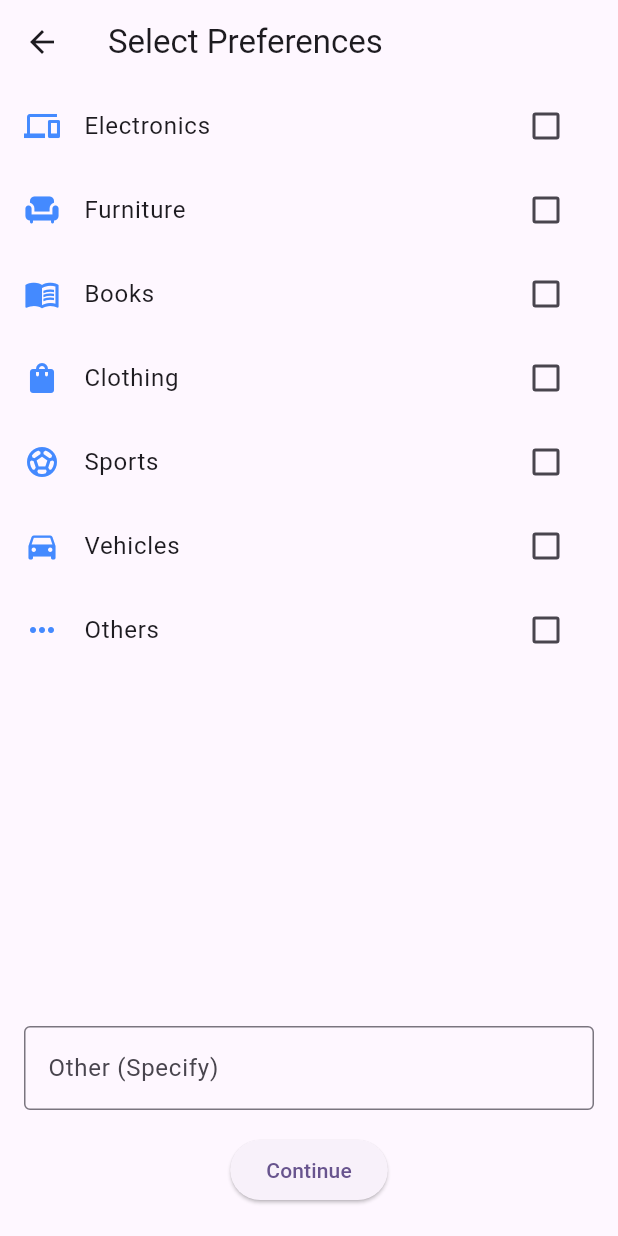
After one commit to NaitikPatel-325/Xchange, a Flutter app: the PreferencesScreen screen opened by its route, on a phone screen of 412 x 824 dp. The commit adds this screen. Run offline on Flutter 3.47's test engine with Material 3 defaults, Android fonts, the phone set to English and light mode, and no system bars; our stand-ins replace cached_network_image, carousel_slider, email_validator, firebase_auth, firebase_core, firebase_database and 5 more; accounts and stored records are empty.

Commit message:
preference screen added

```diff
--- a/client/lib/core/routes/app_routes.dart
+++ b/client/lib/core/routes/app_routes.dart
@@ -5,20 +5,23 @@ import 'package:xchange/presentation/signin/sign_in.dart';
 import 'package:xchange/presentation/signup/sign_up.dart';
 import 'package:xchange/presentation/splash/splash_screen.dart';
 
+
 import '../../presentation/barter/barter_list.dart';
 import '../../presentation/chat/chat_list.dart';
+import '../../presentation/preferences/preferences.dart';
 import '../../presentation/wallet/wallet_screen.dart';
 
-class AppRoutes{
-  static List<GetPage> routes(){
+class AppRoutes {
+  static List<GetPage> routes() {
     return [
-      GetPage(name: Routes.splashScreen, page: ()=>const SplashScreen()),
-      GetPage(name: Routes.signUpScreen, page: ()=>const SignUp()),
-      GetPage(name: Routes.signInScreen, page: ()=>const SignIn()),
-      GetPage(name: Routes.homePage, page: ()=> HomePage()),
-      GetPage(name: Routes.barterListScreen, page: ()=> BarterListScreen()),
-      GetPage(name: Routes.walletScreen, page: ()=>const WalletScreen()),
-      GetPage(name: Routes.chatListScreen, page: ()=> ChatListScreen()),
+      GetPage(name: Routes.splashScreen, page: () => const SplashScreen()),
+      GetPage(name: Routes.signUpScreen, page: () => const SignUp()),
+      GetPage(name: Routes.signInScreen, page: () => const SignIn()),
+      GetPage(name: Routes.homePage, page: () => HomePage()),
+      GetPage(name: Routes.barterListScreen, page: () => BarterListScreen()),
+      GetPage(name: Routes.walletScreen, page: () => const WalletScreen()),
+      GetPage(name: Routes.chatListScreen, page: () => ChatListScreen()),
+      GetPage(name: Routes.preferencesScreen, page: () => PreferencesScreen()), // Added Preferences Route
     ];
   }
 }
--- a/client/lib/core/routes/routes.dart
+++ b/client/lib/core/routes/routes.dart
@@ -1,9 +1,10 @@
-class Routes{
-  static const splashScreen='/';
-  static const signUpScreen='/signUpScreen';
-  static const signInScreen='/signInScreen';
-  static const homePage='/homePage';
-  static const barterListScreen='/barterListScreen';
-  static const walletScreen='/walletScreen';
-  static const chatListScreen='/chatListScreen';
+class Routes {
+  static const splashScreen = '/';
+  static const signUpScreen = '/signUpScreen';
+  static const signInScreen = '/signInScreen';
+  static const homePage = '/homePage';
+  static const barterListScreen = '/barterListScreen';
+  static const walletScreen = '/walletScreen';
+  static const chatListScreen = '/chatListScreen';
+  static const preferencesScreen = '/preferencesScreen';
 }
--- a/client/lib/logic/controller/signup_controller.dart
+++ b/client/lib/logic/controller/signup_controller.dart
@@ -63,7 +63,4 @@ class SignupController extends GetxController{
     passwordFocus.value=false;
     FocusScope.of(context).unfocus();
   }
-
-
-
 }
--- a/client/lib/logic/services/firebase_services.dart
+++ b/client/lib/logic/services/firebase_services.dart
@@ -21,9 +21,6 @@ class FirebaseServices {
     final String baseUrl = 'http://192.168.19.58:3000';
 
     print("insidesignup"+ baseUrl);
-
-
-
     try {
       signUpController.setLoading(true);
       final String str = signUpController.email.value.text.toString();
@@ -70,6 +67,7 @@ class FirebaseServices {
                 color: Colors.white,
               ));
           signUpController.setLoading(false);
+
         }).onError((error, stackTrace) {
           Utils.showSnackBar(
               'Error',
@@ -90,6 +88,9 @@ class FirebaseServices {
             ));
         signUpController.setLoading(false);
       });
+      print("Navigating to Preferences Screen...");
+      Get.offAllNamed("/preferencesScreen");
+
     } catch (e) {
       Utils.showSnackBar(
           'Error',
@@ -157,7 +158,6 @@ class FirebaseServices {
         signInController.setLoading(false);
       });
 
-      Get.offAllNamed('/homePage');
 
       // Show success message
       Utils.showSnackBar(
--- /dev/null
+++ b/client/lib/presentation/preferences/preferences.dart
@@ -0,0 +1,81 @@
+import 'package:flutter/material.dart';
+import 'package:get/get.dart';
+import 'package:xchange/core/routes/routes.dart';
+
+class PreferencesScreen extends StatefulWidget {
+  @override
+  _PreferencesScreenState createState() => _PreferencesScreenState();
+}
+
+class _PreferencesScreenState extends State<PreferencesScreen> {
+  final List<Map<String, dynamic>> preferences = [
+    {'name': 'Electronics', 'icon': Icons.devices},
+    {'name': 'Furniture', 'icon': Icons.chair},
+    {'name': 'Books', 'icon': Icons.menu_book},
+    {'name': 'Clothing', 'icon': Icons.shopping_bag},
+    {'name': 'Sports', 'icon': Icons.sports_soccer},
+    {'name': 'Vehicles', 'icon': Icons.directions_car},
+    {'name': 'Others', 'icon': Icons.more_horiz},
+  ];
+
+  List<String> selectedPreferences = [];
+  TextEditingController otherController = TextEditingController();
+
+  void toggleSelection(String preference) {
+    setState(() {
+      if (selectedPreferences.contains(preference)) {
+        selectedPreferences.remove(preference);
+      } else {
+        selectedPreferences.add(preference);
+      }
+    });
+  }
+
+  void savePreferences() {
+    if (otherController.text.isNotEmpty) {
+      selectedPreferences.add(otherController.text);
+    }
+    // Navigate to home after selection
+    Get.toNamed(Routes.homePage, arguments: {'preferences': selectedPreferences});
+  }
+
+  @override
+  Widget build(BuildContext context) {
+    return Scaffold(
+      appBar: AppBar(title: Text('Select Preferences')),
+      body: Column(
+        children: [
+          Expanded(
+            child: ListView(
+              children: preferences.map((pref) {
+                return ListTile(
+                  leading: Icon(pref['icon'], color: Colors.blueAccent),
+                  title: Text(pref['name']),
+                  trailing: Checkbox(
+                    value: selectedPreferences.contains(pref['name']),
+                    onChanged: (val) => toggleSelection(pref['name']),
+                  ),
+                );
+              }).toList(),
+            ),
+          ),
+          Padding(
+            padding: const EdgeInsets.all(16.0),
+            child: TextField(
+              controller: otherController,
+              decoration: InputDecoration(
+                labelText: 'Other (Specify)',
+                border: OutlineInputBorder(),
+              ),
+            ),
+          ),
+          ElevatedButton(
+            onPressed: savePreferences,
+            child: Text('Continue'),
+          ),
+          SizedBox(height: 20),
+        ],
+      ),
+    );
+  }
+}
--- a/client/pubspec.yaml
+++ b/client/pubspec.yaml
@@ -45,13 +45,13 @@ dependencies:
   intl: ^0.18.1
   connectivity_plus: ^5.0.2
   flutter_animate:
-  http:
   carousel_slider:
   cached_network_image: ^3.3.0
 
   # The following adds the Cupertino Icons font to your application.
   # Use with the CupertinoIcons class for iOS style icons.
   cupertino_icons: ^1.0.8
+  http: ^1.3.0
 
 dev_dependencies:
   flutter_test:
```
